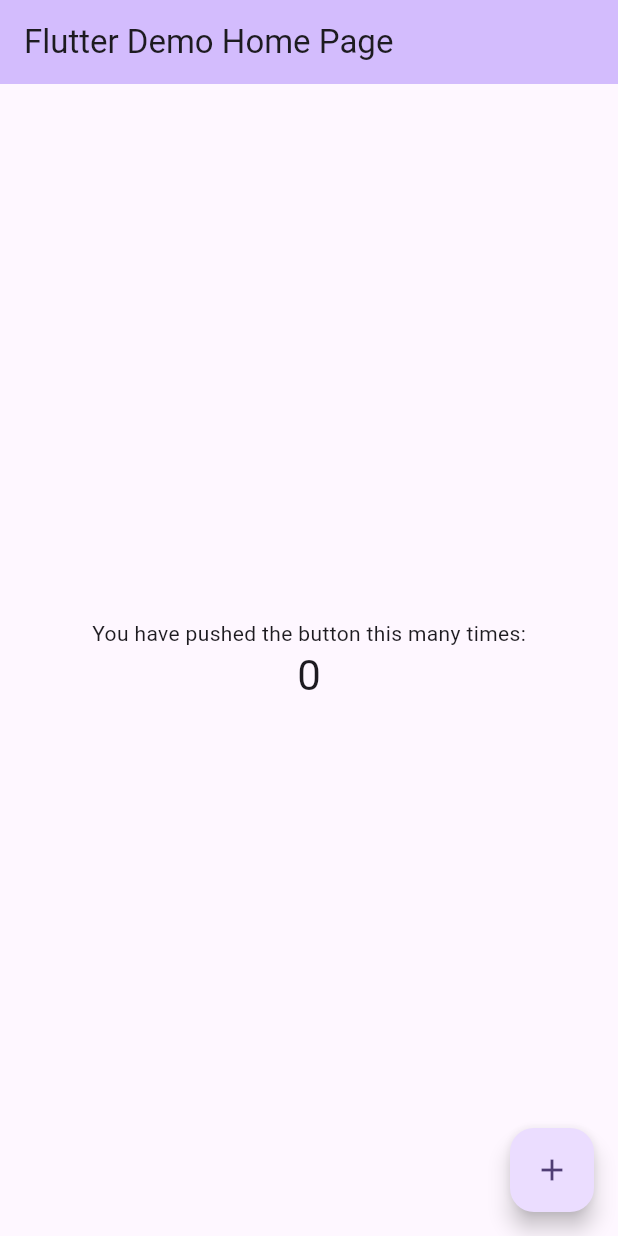
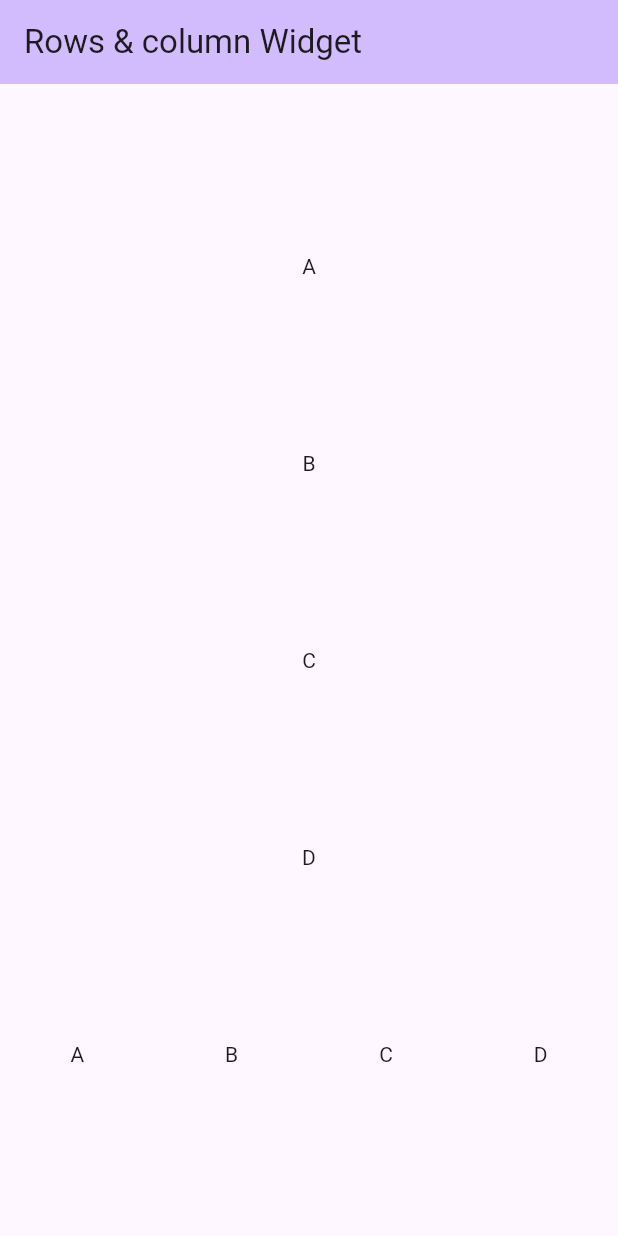
Before and after one commit to rahulhajare3585/Flutter_Training, a Flutter app: the screen it shows after launch, on a phone screen of 412 x 824 dp. Run offline on Flutter 3.47's test engine with Material 3 defaults, Android fonts, the phone set to English and light mode, and no system bars.

Commit message:
rows and columns

```diff
--- a/lib/main.dart
+++ b/lib/main.dart
@@ -1,4 +1,9 @@
 import 'package:flutter/material.dart';
+import 'package:training_app/widgets/add_image.dart';
+import 'package:training_app/widgets/button_widget.dart';
+import 'package:training_app/widgets/center_widget.dart';
+import 'package:training_app/widgets/container_widget.dart';
+import 'package:training_app/widgets/rows_and_column_widget.dart';
 
 void main() {
   runApp(const MyApp());
@@ -12,114 +17,12 @@ class MyApp extends StatelessWidget {
   Widget build(BuildContext context) {
     return MaterialApp(
       title: 'Flutter Demo',
+      debugShowCheckedModeBanner: false,
       theme: ThemeData(
-        // This is the theme of your application.
-        //
-        // TRY THIS: Try running your application with "flutter run". You'll see
-        // the application has a purple toolbar. Then, without quitting the app,
-        // try changing the seedColor in the colorScheme below to Colors.green
-        // and then invoke "hot reload" (save your changes or press the "hot
-        // reload" button in a Flutter-supported IDE, or press "r" if you used
-        // the command line to start the app).
-        //
-        // Notice that the counter didn't reset back to zero; the application
-        // state is not lost during the reload. To reset the state, use hot
-        // restart instead.
-        //
-        // This works for code too, not just values: Most code changes can be
-        // tested with just a hot reload.
         colorScheme: ColorScheme.fromSeed(seedColor: Colors.deepPurple),
         useMaterial3: true,
       ),
-      home: const MyHomePage(title: 'Flutter Demo Home Page'),
+      home: const RowsAndColumnWidget(title: "Center widget"),
     );
   }
 }
-
-class MyHomePage extends StatefulWidget {
-  const MyHomePage({super.key, required this.title});
-
-  // This widget is the home page of your application. It is stateful, meaning
-  // that it has a State object (defined below) that contains fields that affect
-  // how it looks.
-
-  // This class is the configuration for the state. It holds the values (in this
-  // case the title) provided by the parent (in this case the App widget) and
-  // used by the build method of the State. Fields in a Widget subclass are
-  // always marked "final".
-
-  final String title;
-
-  @override
-  State<MyHomePage> createState() => _MyHomePageState();
-}
-
-class _MyHomePageState extends State<MyHomePage> {
-  int _counter = 0;
-
-  void _incrementCounter() {
-    setState(() {
-      // This call to setState tells the Flutter framework that something has
-      // changed in this State, which causes it to rerun the build method below
-      // so that the display can reflect the updated values. If we changed
-      // _counter without calling setState(), then the build method would not be
-      // called again, and so nothing would appear to happen.
-      _counter++;
-    });
-  }
-
-  @override
-  Widget build(BuildContext context) {
-    // This method is rerun every time setState is called, for instance as done
-    // by the _incrementCounter method above.
-    //
-    // The Flutter framework has been optimized to make rerunning build methods
-    // fast, so that you can just rebuild anything that needs updating rather
-    // than having to individually change instances of widgets.
-    return Scaffold(
-      appBar: AppBar(
-        // TRY THIS: Try changing the color here to a specific color (to
-        // Colors.amber, perhaps?) and trigger a hot reload to see the AppBar
-        // change color while the other colors stay the same.
-        backgroundColor: Theme.of(context).colorScheme.inversePrimary,
-        // Here we take the value from the MyHomePage object that was created by
-        // the App.build method, and use it to set our appbar title.
-        title: Text(widget.title),
-      ),
-      body: Center(
-        // Center is a layout widget. It takes a single child and positions it
-        // in the middle of the parent.
-        child: Column(
-          // Column is also a layout widget. It takes a list of children and
-          // arranges them vertically. By default, it sizes itself to fit its
-          // children horizontally, and tries to be as tall as its parent.
-          //
-          // Column has various properties to control how it sizes itself and
-          // how it positions its children. Here we use mainAxisAlignment to
-          // center the children vertically; the main axis here is the vertical
-          // axis because Columns are vertical (the cross axis would be
-          // horizontal).
-          //
-          // TRY THIS: Invoke "debug painting" (choose the "Toggle Debug Paint"
-          // action in the IDE, or press "p" in the console), to see the
-          // wireframe for each widget.
-          mainAxisAlignment: MainAxisAlignment.center,
-          children: <Widget>[
-            const Text(
-              'You have pushed the button this many times:',
-            ),
-            Text(
-              '$_counter',
-              style: Theme.of(context).textTheme.headlineMedium,
-            ),
-          ],
-        ),
-      ),
-      floatingActionButton: FloatingActionButton(
-        onPressed: _incrementCounter,
-        tooltip: 'Increment',
-        child: const Icon(Icons.add),
-      ), // This trailing comma makes auto-formatting nicer for build methods.
-    );
-  }
-}
--- /dev/null
+++ b/lib/widgets/rows_and_column_widget.dart
@@ -0,0 +1,42 @@
+import 'package:flutter/material.dart';
+
+//use to arrange widget horizontally
+class RowsAndColumnWidget extends StatefulWidget {
+  const RowsAndColumnWidget({Key? key, required this.title}) : super(key: key);
+  final String title;
+
+  @override
+  State<RowsAndColumnWidget> createState() => _RowsWidget();
+}
+
+class _RowsWidget extends State<RowsAndColumnWidget> {
+  @override
+  Widget build(BuildContext context) {
+    return Scaffold(
+        appBar: AppBar(
+          backgroundColor: Theme.of(context).colorScheme.inversePrimary,
+          title: Text("Rows & column Widget"),
+        ),
+        body: const Center(
+          child: Column(
+            mainAxisAlignment: MainAxisAlignment.spaceEvenly,
+            crossAxisAlignment: CrossAxisAlignment.center,
+            children: [
+              Text("A"),
+              Text("B"),
+              Text("C"),
+              Text("D"),
+              Row(
+                mainAxisAlignment: MainAxisAlignment.spaceAround,
+                children: [
+                  Text("A"),
+                  Text("B"),
+                  Text("C"),
+                  Text("D"),
+                ],
+              )
+            ],
+          ),
+        ));
+  }
+}
--- a/pubspec.yaml
+++ b/pubspec.yaml
@@ -59,8 +59,8 @@ flutter:
   uses-material-design: true
 
   # To add assets to your application, add an assets section, like this:
-  # assets:
-  #   - images/a_dot_burr.jpeg
+  assets:
+    - assets/images/
   #   - images/a_dot_ham.jpeg
 
   # An image asset can refer to one or more resolution-specific "variants", see
```
Also changed, not shown: lib/dart/dartlist.dart (+9 -0 lines), lib/dart/functions.dart (+7 -0 lines), lib/dart/practice.dart (+20 -4 lines), lib/widgets/add_image.dart (added, +26 -0 lines), lib/widgets/button_widget.dart (added, +46 -0 lines), lib/widgets/center_widget.dart (added, +34 -0 lines), lib/widgets/container_widget.dart (added, +36 -0 lines), assets/images/profile.jpeg (added).
